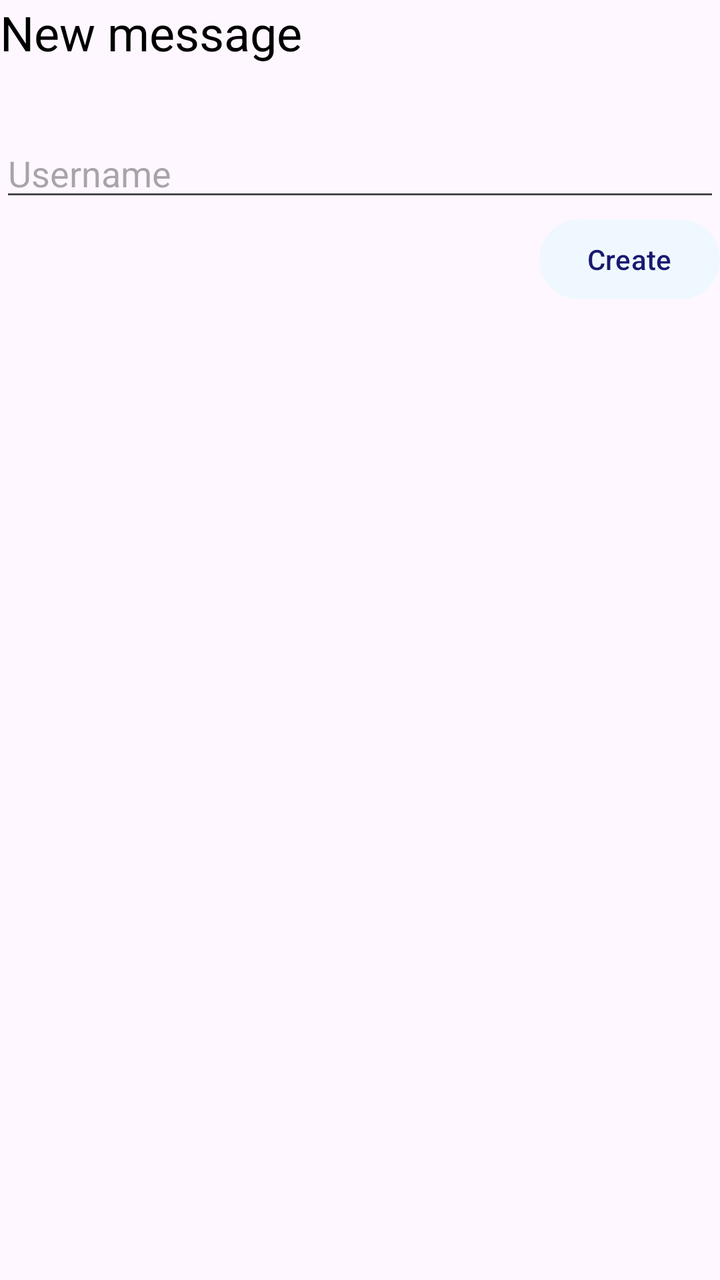
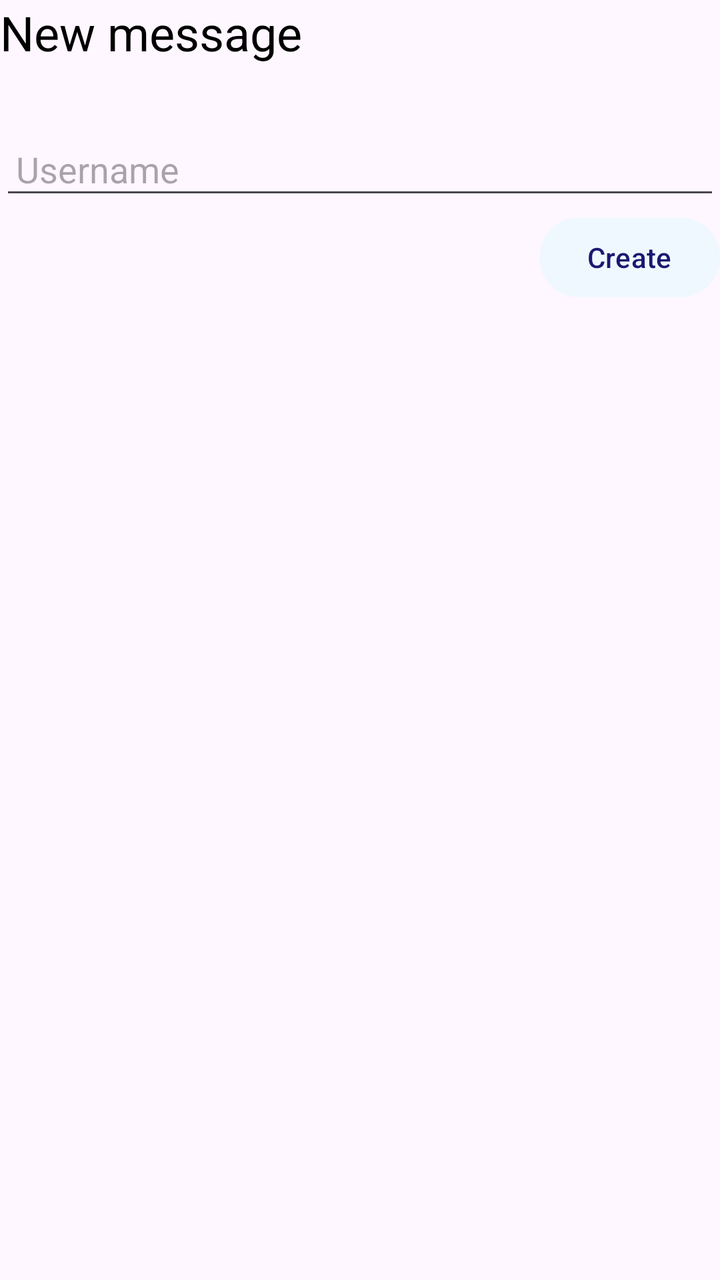

The first picture is an Android layout as it rendered before a commit; the second is the same layout after the commit. The layout source and the unified diff follow.
<!-- AndroidManifest.xml: application theme Theme.Challenge3 -->
<!-- res/layout/dialog_add_chat.xml -->
<?xml version="1.0" encoding="utf-8"?>
<LinearLayout xmlns:android="http://schemas.android.com/apk/res/android"
    android:orientation="vertical" android:layout_width="300dp"
    android:layout_height="wrap_content"
    android:layout_margin="16dp">

    <TextView
        android:layout_width="wrap_content"
        android:layout_height="wrap_content"
        android:text="New message"
        android:textSize="24sp"
        android:textColor="@color/black"
        android:layout_marginBottom="16dp" />

    <EditText
        android:layout_width="match_parent"
        android:layout_height="wrap_content"
        android:hint="Username"
        android:inputType="text"
        android:imeOptions="actionNext"
        android:id="@+id/usernameDialog"
        android:layout_marginTop="16dp" />
    <Button
        android:layout_width="wrap_content"
        android:layout_height="wrap_content"
        android:layout_gravity="end"
        android:text="Create"
        android:textColor="@color/MidnightBlue"
        android:id="@+id/buttonDialog"
        android:backgroundTint="@color/AliceBlue"
        />
</LinearLayout>
<!-- resources referenced by this layout -->
<resources>
  <color name="AliceBlue">#F0F8FF</color>
  <color name="MidnightBlue">#191970</color>
  <color name="black">#FF000000</color>
  <style name="Theme.Challenge3" parent="Base.Theme.Challenge3" />
  <style name="Base.Theme.Challenge3" parent="Theme.Material3.DayNight.NoActionBar">
          
          
          <item name="windowActionBar">false</item>
          <item name="windowNoTitle">true</item>
          <item name="colorPrimary">@android:color/darker_gray</item>
          <item name="colorOnPrimary">@android:color/black</item>
          <item name="colorPrimaryDark">@android:color/darker_gray</item>
          <item name="android:textColorPrimary">@android:color/black</item>
      </style>
</resources>

<!-- the commit's change to res/layout/dialog_add_chat.xml (unified diff, before → after) -->
@@ -17,6 +17,7 @@
         android:layout_height="wrap_content"
         android:hint="Username"
         android:inputType="text"
+        android:padding="8dp"
         android:imeOptions="actionNext"
         android:id="@+id/usernameDialog"
         android:layout_marginTop="16dp" />
